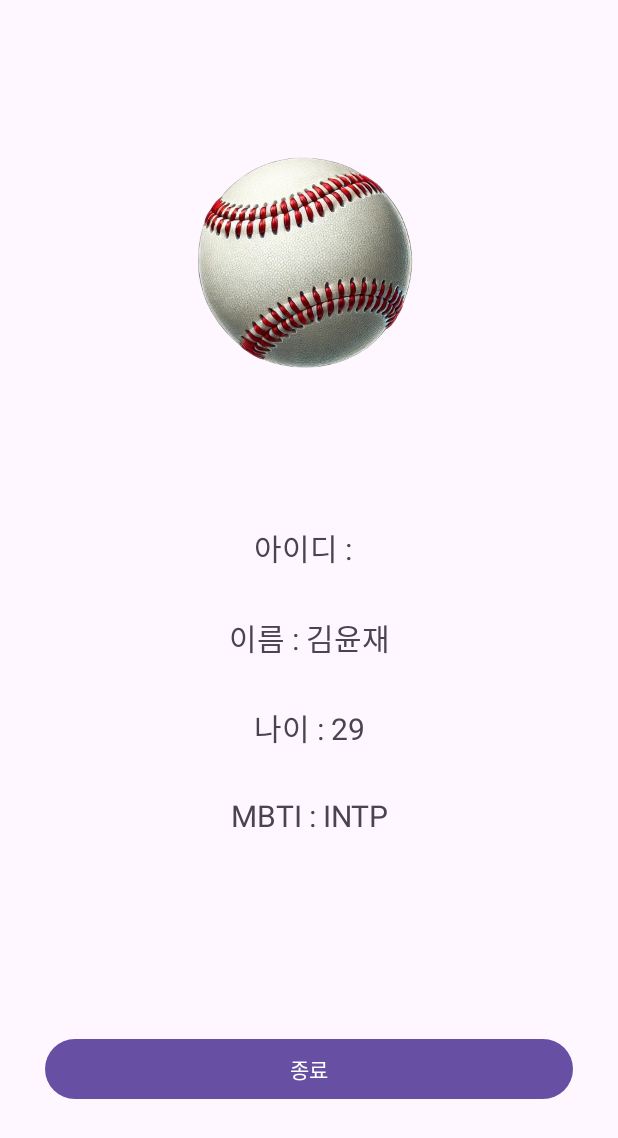
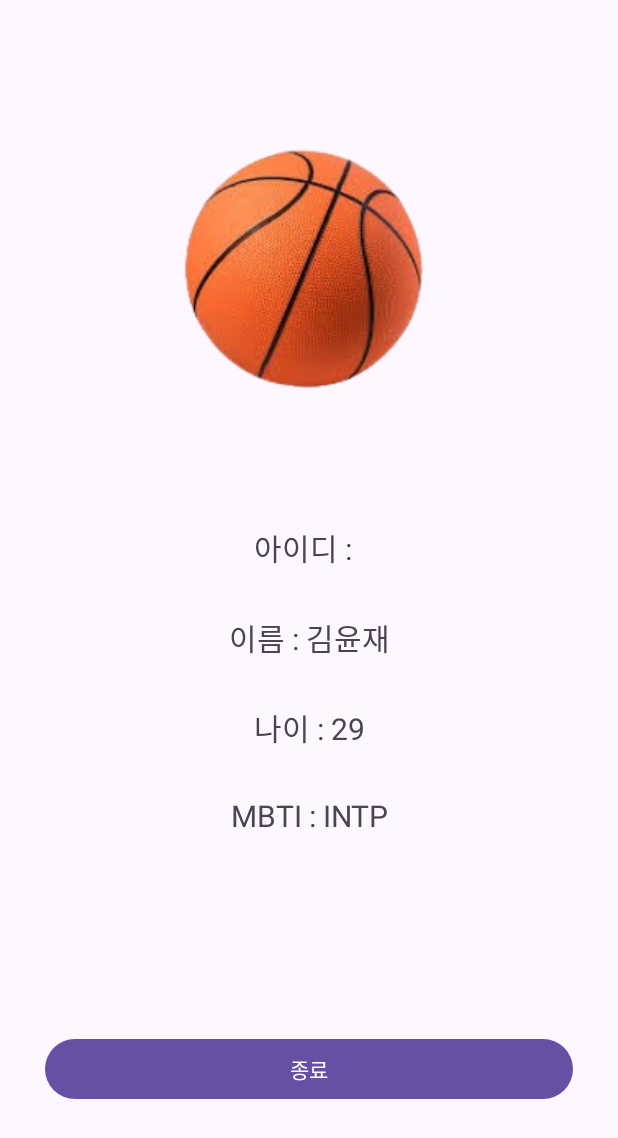
Before and after one commit to kdbswo/ThirdWeekTask, an Android app: the HomeActivity screen opened directly, with no data from a screen before it, on a phone screen of 412 x 824 dp. Shown: the top 1138 px of the screen. Run offline under Robolectric (Android 15) with nearby library versions, the phone set to English and light mode, and no system bars.

```diff
--- a/app/src/main/java/com/loci/thirdweektask/HomeActivity.kt
+++ b/app/src/main/java/com/loci/thirdweektask/HomeActivity.kt
@@ -2,11 +2,13 @@ package com.loci.thirdweektask
 
 import android.os.Bundle
 import android.widget.Button
+import android.widget.ImageView
 import android.widget.TextView
 import androidx.activity.enableEdgeToEdge
 import androidx.appcompat.app.AppCompatActivity
 import androidx.core.view.ViewCompat
 import androidx.core.view.WindowInsetsCompat
+import kotlin.random.Random
 
 class HomeActivity : AppCompatActivity() {
     override fun onCreate(savedInstanceState: Bundle?) {
@@ -22,6 +24,16 @@ class HomeActivity : AppCompatActivity() {
         val idData = intent.getStringExtra("id")
         val editTextId = findViewById<TextView>(R.id.tv_homeId)
         val buttonEnd = findViewById<Button>(R.id.btn_end)
+        val imageViewBall = findViewById<ImageView>(R.id.img_ball)
+
+        val random = Random.nextInt(5)
+        when (random) {
+            0 -> imageViewBall.setImageResource(R.drawable.baseball_image)
+            1 -> imageViewBall.setImageResource(R.drawable.pngegg)
+            2 -> imageViewBall.setImageResource(R.drawable.volleyball_remove_bg)
+            3 -> imageViewBall.setImageResource(R.drawable.rugb_removebg)
+            4 -> imageViewBall.setImageResource(R.drawable.basketball_removebg)
+        }
 
         editTextId.setText(idData)
 
--- a/app/src/main/res/layout/activity_home.xml
+++ b/app/src/main/res/layout/activity_home.xml
@@ -8,7 +8,7 @@
     tools:context=".HomeActivity">
 
     <ImageView
-        android:id="@+id/imageView3"
+        android:id="@+id/img_ball"
         android:layout_width="match_parent"
         android:layout_height="200dp"
         android:layout_marginTop="80dp"
@@ -31,7 +31,7 @@
         app:layout_constraintHorizontal_bias="0.5"
         app:layout_constraintHorizontal_chainStyle="packed"
         app:layout_constraintStart_toStartOf="parent"
-        app:layout_constraintTop_toBottomOf="@+id/imageView3" />
+        app:layout_constraintTop_toBottomOf="@+id/img_ball" />
 
     <TextView
         android:id="@+id/tv_homeId"
```
Also changed, not shown: app/src/main/res/drawable/basketball_removebg.png (added), app/src/main/res/drawable/rugb_removebg.png (added), app/src/main/res/drawable/volleyball_remove_bg.png (added).
